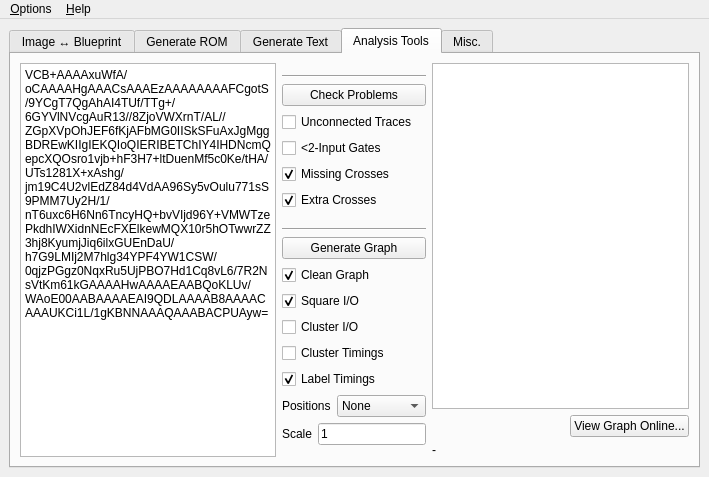
The window that mainwindow.ui (JC3/vcbtool) describes before a commit, drawn with Qt 5.
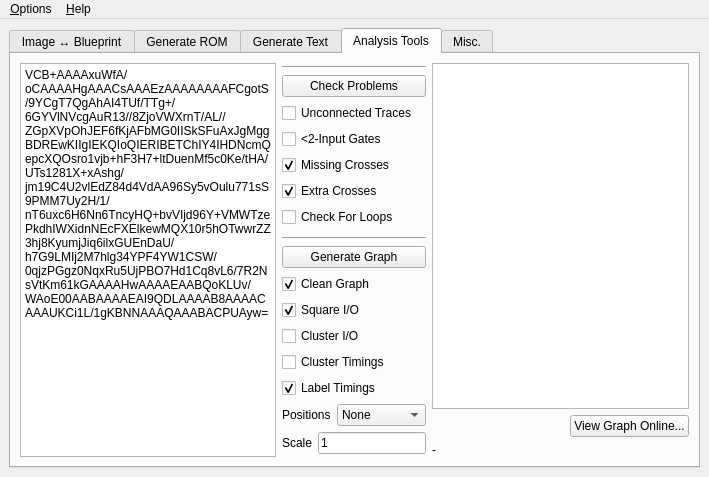
The same window after the commit. Custom widgets are drawn as their Qt base class.

Commit message:
check for circuit loops
also moved purpose guessing into buildComplexGraph

What changed in the file:
```diff
--- a/mainwindow.ui
+++ b/mainwindow.ui
@@ -793,6 +793,13 @@
             </property>
            </widget>
           </item>
+          <item>
+           <widget class="QCheckBox" name="chkCheckLoops">
+            <property name="text">
+             <string>Check For Loops</string>
+            </property>
+           </widget>
+          </item>
           <item>
            <spacer name="verticalSpacer_3">
             <property name="orientation">
```
The commit also changes 3 other files.
